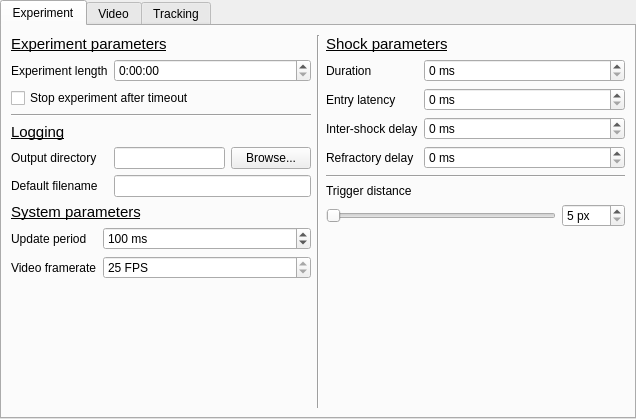
Qt form configwindow.ui (fgu-cas/kachna-tracker) before a commit.
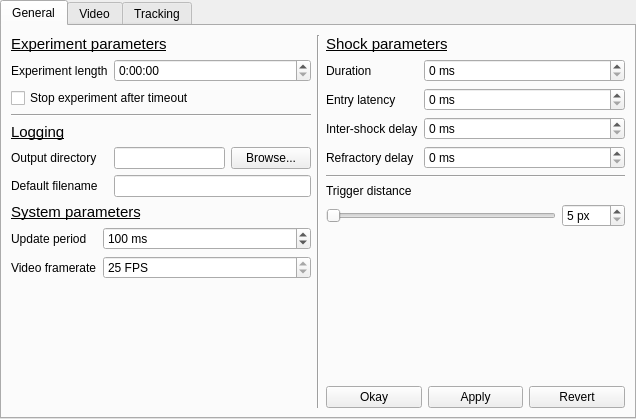
The same form after that commit. The open tabs and pages were chosen to show the change.

Commit message:
add a more conventional config window workflow
Configuration window no longer stores any settings relevant to the
actual experiment which moved to the kachnatracker object; it instead is
used just for editing them
Also add a classic "Unsaved settings" dialog

```diff
--- a/configwindow.ui
+++ b/configwindow.ui
@@ -18,7 +18,7 @@
   </property>
   <widget class="QWidget" name="experiment_tab">
    <attribute name="title">
-    <string>Experiment</string>
+    <string>General</string>
    </attribute>
    <layout class="QVBoxLayout" name="verticalLayout_2">
     <item>
@@ -366,6 +366,31 @@
           </property>
          </spacer>
         </item>
+        <item>
+         <layout class="QHBoxLayout" name="horizontalLayout_6">
+          <item>
+           <widget class="QPushButton" name="okayButton">
+            <property name="text">
+             <string>Okay</string>
+            </property>
+           </widget>
+          </item>
+          <item>
+           <widget class="QPushButton" name="applyButton">
+            <property name="text">
+             <string>Apply</string>
+            </property>
+           </widget>
+          </item>
+          <item>
+           <widget class="QPushButton" name="revertButton">
+            <property name="text">
+             <string>Revert</string>
+            </property>
+           </widget>
+          </item>
+         </layout>
+        </item>
        </layout>
       </item>
      </layout>
```
Left out of the diff: 4 changed lines with no effect on the pictures. The commit also changes 4 other files.
